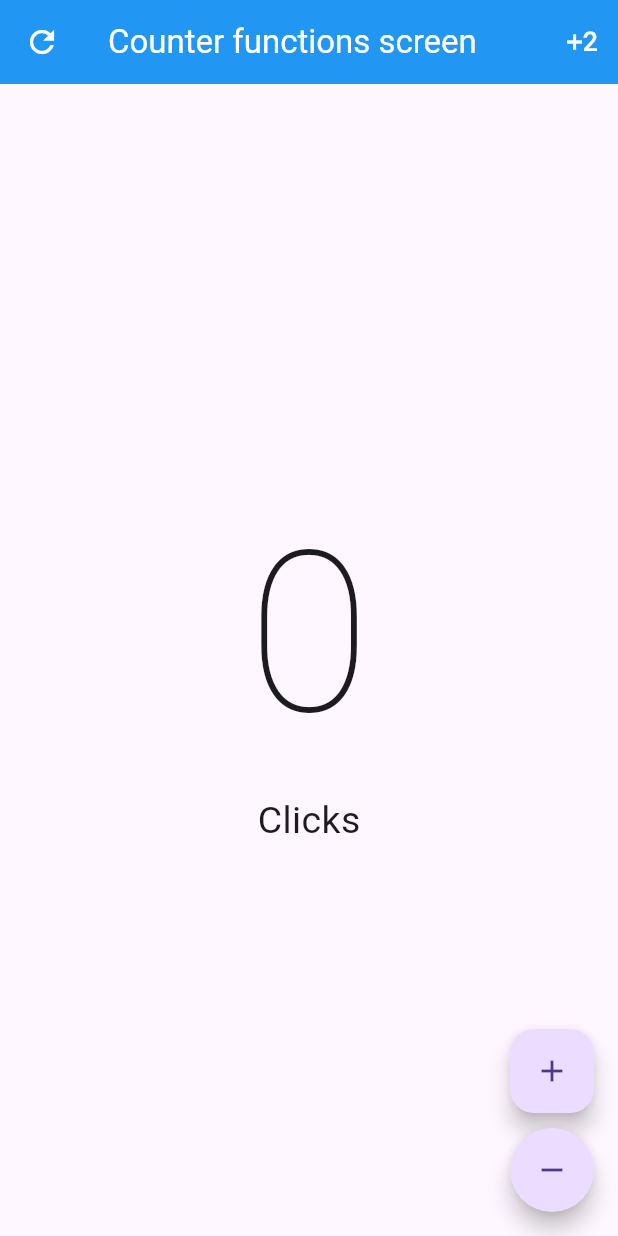
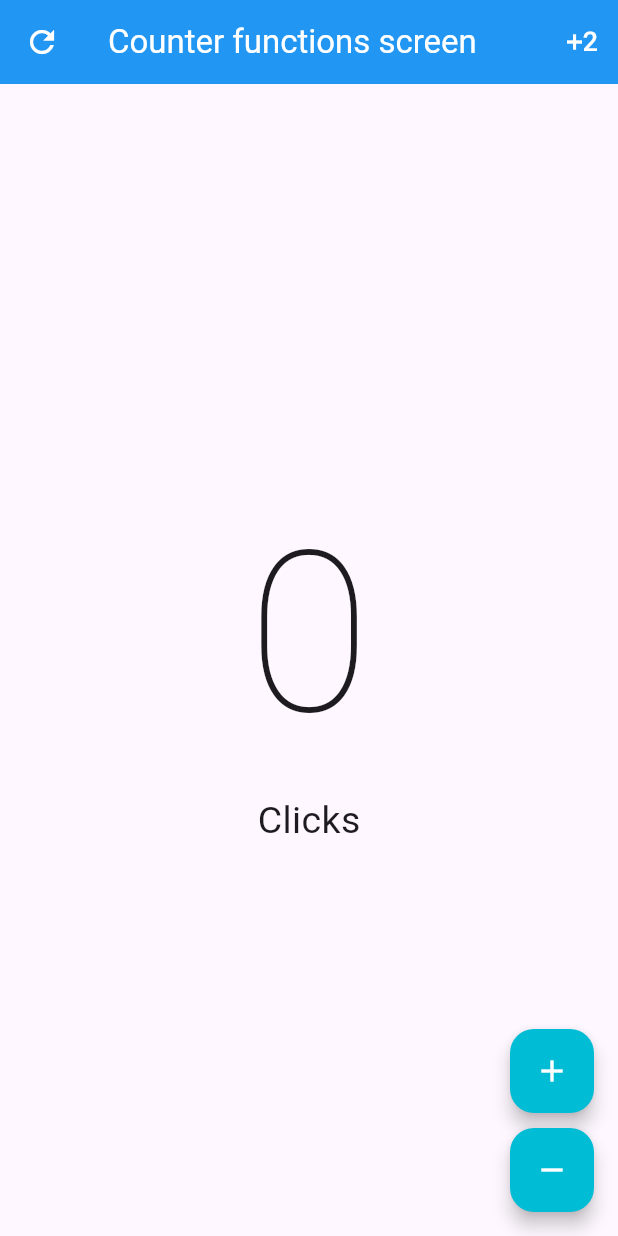
Before and after one commit to afperdomo2/introduccion-flutter, a Flutter app: the screen it shows after launch, on a phone screen of 412 x 824 dp. Run offline on Flutter 3.47's test engine with Material 3 defaults, Android fonts, the phone set to English and light mode, and no system bars; our stand-ins replace card_swiper; missing offline and left inert: dart:ffi.

Commit message:
Refactor botones flotantes en la pantalla de contador y crea un widget reutilizable para el control

```diff
--- a/lib/screens/counter_functions_screen.dart
+++ b/lib/screens/counter_functions_screen.dart
@@ -1,3 +1,5 @@
+import 'dart:ffi';
+
 import 'package:flutter/material.dart';
 
 class CounterFunctionsScreen extends StatefulWidget {
@@ -65,25 +67,47 @@ class _CounterFunctionsScreenState extends State<CounterFunctionsScreen> {
         floatingActionButton: Column(
           mainAxisAlignment: MainAxisAlignment.end,
           children: [
-            FloatingActionButton(
+            FloatingControlButton(
+              icon: Icons.add,
               onPressed: () {
                 setState(() {
                   _clickCounter++;
                 });
               },
-              child: const Icon(Icons.add),
             ),
             const SizedBox(height: 10),
-            FloatingActionButton(
-              shape: const StadiumBorder(),
+            FloatingControlButton(
+              icon: Icons.remove,
               onPressed: () {
+                if (_clickCounter == 0) return;
                 setState(() {
                   _clickCounter--;
                 });
               },
-              child: const Icon(Icons.remove),
             )
           ],
         ));
   }
 }
+
+class FloatingControlButton extends StatelessWidget {
+  final IconData icon;
+  final VoidCallback? onPressed;
+
+  const FloatingControlButton({
+    super.key,
+    required this.icon,
+    this.onPressed,
+  });
+
+  @override
+  Widget build(BuildContext context) {
+    return FloatingActionButton(
+      // shape: const StadiumBorder(),
+      backgroundColor: Colors.cyan,
+      elevation: 5,
+      onPressed: onPressed,
+      child: Icon(icon, color: Colors.white),
+    );
+  }
+}
```
